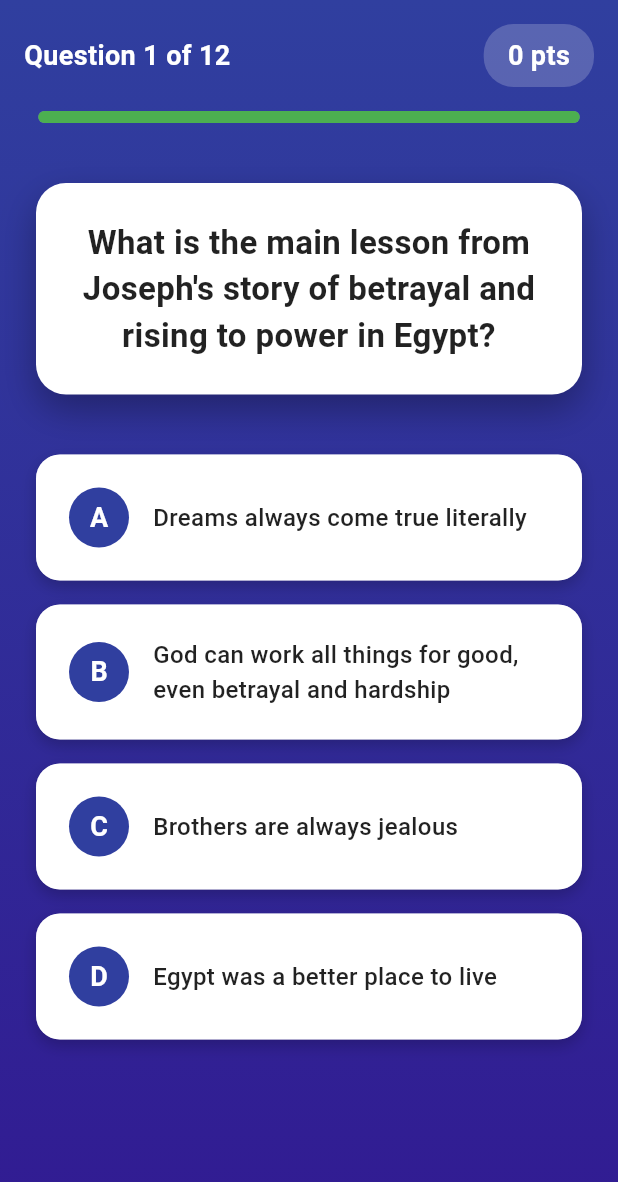
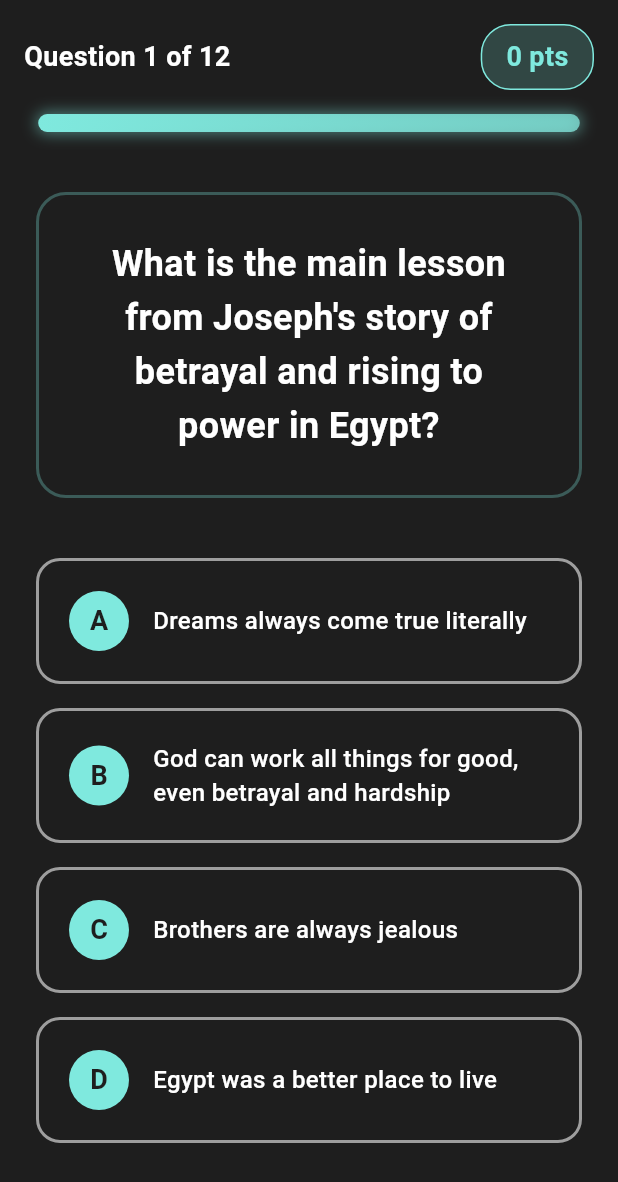
Before and after one commit to thral1/holy-flex, a Flutter app: the screen it shows after launch, after a tap on "Play Genesis Level", on a phone screen of 412 x 824 dp. Shown: the top 1182 px of the screen. Run offline on Flutter 3.47's test engine with Material 3 defaults, Android fonts, the phone set to English and light mode, and no system bars; our stand-ins replace shared_preferences; Roboto replaces fonts that are missing (Helvetica).

Commit message:
Implement Figma dark theme design (Stages 2-5)
- Add centralized AppTheme with Figma colors (#1E1E1E, #7FE9DE)
- Update game screen with dark theme and cyan progress bar
- Add bottom navigation with Dashboard/Game/Bible tabs
- Redesign quiz questions with dark cards and cyan accents
- Add podium leaderboard for top 3 players (gold/silver/bronze)
- Update all screens (home, game, results, leaderboard) to dark theme
- Create Bible screen placeholder for future content

🤖 Generated with [Claude Code](https://claude.com/claude-code)

Co-Authored-By: Claude <noreply@anthropic.com>

```diff
--- a/lib/main.dart
+++ b/lib/main.dart
@@ -1,7 +1,8 @@
 import 'package:flutter/material.dart';
 import 'package:provider/provider.dart';
 import 'services/game_service.dart';
-import 'screens/home_screen.dart';
+import 'screens/main_navigation.dart';
+import 'theme/app_theme.dart';
 
 void main() {
   runApp(const HolyFlexApp());
@@ -17,12 +18,8 @@ class HolyFlexApp extends StatelessWidget {
       child: MaterialApp(
         title: 'Holy Flex',
         debugShowCheckedModeBanner: false,
-        theme: ThemeData(
-          primarySwatch: Colors.purple,
-          fontFamily: 'Helvetica',
-          useMaterial3: true,
-        ),
-        home: const HomeScreen(),
+        theme: AppTheme.darkTheme,
+        home: const MainNavigation(),
       ),
     );
   }
--- /dev/null
+++ b/lib/screens/bible_screen.dart
@@ -0,0 +1,43 @@
+import 'package:flutter/material.dart';
+import '../theme/app_theme.dart';
+
+class BibleScreen extends StatelessWidget {
+  const BibleScreen({super.key});
+
+  @override
+  Widget build(BuildContext context) {
+    return Scaffold(
+      backgroundColor: AppTheme.darkBackground,
+      body: SafeArea(
+        child: Center(
+          child: Column(
+            mainAxisAlignment: MainAxisAlignment.center,
+            children: [
+              Icon(
+                Icons.menu_book_rounded,
+                size: 80,
+                color: AppTheme.cyanAccent.withOpacity(0.5),
+              ),
+              const SizedBox(height: 24),
+              Text(
+                'Bible Reading',
+                style: Theme.of(context).textTheme.headlineLarge?.copyWith(
+                      color: AppTheme.cyanAccent,
+                    ),
+              ),
+              const SizedBox(height: 16),
+              Padding(
+                padding: const EdgeInsets.symmetric(horizontal: 40),
+                child: Text(
+                  'Coming soon: Read Bible stories with Picture Bible and CEV translations',
+                  style: Theme.of(context).textTheme.bodyMedium,
+                  textAlign: TextAlign.center,
+                ),
+              ),
+            ],
+          ),
+        ),
+      ),
+    );
+  }
+}
--- a/lib/screens/game_screen.dart
+++ b/lib/screens/game_screen.dart
@@ -3,6 +3,7 @@ import 'package:provider/provider.dart';
 import '../services/game_service.dart';
 import '../services/question_service.dart';
 import '../models/question.dart';
+import '../theme/app_theme.dart';
 import 'results_screen.dart';
 
 class GameScreen extends StatefulWidget {
@@ -67,11 +68,12 @@ class _GameScreenState extends State<GameScreen> {
           ),
         );
       } else {
-        setState(() {
+        // Reset state FIRST, then advance to next question
         _selectedIndex = null;
         _showingFeedback = false;
-        });
         gameService.nextQuestion();
+        // Force a rebuild with clean state
+        setState(() {});
       }
     });
   }
@@ -79,21 +81,11 @@ class _GameScreenState extends State<GameScreen> {
   @override
   Widget build(BuildContext context) {
     return Scaffold(
-      body: Container(
-        decoration: BoxDecoration(
-          gradient: LinearGradient(
-            begin: Alignment.topCenter,
-            end: Alignment.bottomCenter,
-            colors: [
-              Colors.indigo.shade700,
-              Colors.deepPurple.shade900,
-            ],
-          ),
-        ),
-        child: SafeArea(
+      backgroundColor: AppTheme.darkBackground,
+      body: SafeArea(
         child: _isLoading
             ? const Center(
-                  child: CircularProgressIndicator(color: Colors.white),
+                child: CircularProgressIndicator(color: AppTheme.cyanAccent),
               )
             : Consumer<GameService>(
                 builder: (context, gameService, child) {
@@ -102,7 +94,7 @@ class _GameScreenState extends State<GameScreen> {
                     return const Center(
                       child: Text(
                         'No questions available',
-                          style: TextStyle(color: Colors.white),
+                        style: TextStyle(color: AppTheme.white),
                       ),
                     );
                   }
@@ -110,7 +102,7 @@ class _GameScreenState extends State<GameScreen> {
                   return Column(
                     children: [
                       _buildHeader(gameService),
-                        _buildTimerBar(gameService),
+                      _buildProgressBar(gameService),
                       const SizedBox(height: 40),
                       _buildQuestionCard(question),
                       const SizedBox(height: 40),
@@ -118,7 +110,6 @@ class _GameScreenState extends State<GameScreen> {
                     ],
                   );
                 },
-                ),
               ),
       ),
     );
@@ -137,21 +128,25 @@ class _GameScreenState extends State<GameScreen> {
             'Question $currentIndex of $totalQuestions',
             style: const TextStyle(
               fontSize: 18,
-              color: Colors.white,
+              color: AppTheme.white,
               fontWeight: FontWeight.bold,
             ),
           ),
           Container(
             padding: const EdgeInsets.symmetric(horizontal: 16, vertical: 8),
             decoration: BoxDecoration(
-              color: Colors.white.withOpacity(0.2),
+              color: AppTheme.cyanAccent.withOpacity(0.2),
               borderRadius: BorderRadius.circular(20),
+              border: Border.all(
+                color: AppTheme.cyanAccent,
+                width: 1,
+              ),
             ),
             child: Text(
               '${gameService.currentSession!.totalScore} pts',
               style: const TextStyle(
                 fontSize: 18,
-                color: Colors.white,
+                color: AppTheme.cyanAccent,
                 fontWeight: FontWeight.bold,
               ),
             ),
@@ -161,23 +156,33 @@ class _GameScreenState extends State<GameScreen> {
     );
   }
 
-  Widget _buildTimerBar(GameService gameService) {
+  Widget _buildProgressBar(GameService gameService) {
     return Container(
       margin: const EdgeInsets.symmetric(horizontal: 16),
-      height: 8,
+      height: 12,
       decoration: BoxDecoration(
-        color: Colors.white.withOpacity(0.3),
-        borderRadius: BorderRadius.circular(4),
+        color: AppTheme.progressBarInactive,
+        borderRadius: BorderRadius.circular(6),
       ),
       child: FractionallySizedBox(
         alignment: Alignment.centerLeft,
         widthFactor: gameService.progressPercentage,
         child: Container(
           decoration: BoxDecoration(
-            color: gameService.remainingSeconds <= 5
-                ? Colors.red
-                : Colors.green,
-            borderRadius: BorderRadius.circular(4),
+            gradient: LinearGradient(
+              colors: [
+                AppTheme.cyanAccent,
+                AppTheme.cyanAccent.withOpacity(0.7),
+              ],
+            ),
+            borderRadius: BorderRadius.circular(6),
+            boxShadow: [
+              BoxShadow(
+                color: AppTheme.cyanAccent.withOpacity(0.5),
+                blurRadius: 8,
+                spreadRadius: 1,
+              ),
+            ],
           ),
         ),
       ),
@@ -187,25 +192,22 @@ class _GameScreenState extends State<GameScreen> {
   Widget _buildQuestionCard(Question question) {
     return Container(
       margin: const EdgeInsets.symmetric(horizontal: 24),
-      padding: const EdgeInsets.all(24),
+      padding: const EdgeInsets.all(28),
       decoration: BoxDecoration(
-        color: Colors.white,
+        color: AppTheme.darkBackground,
         borderRadius: BorderRadius.circular(20),
-        boxShadow: [
-          BoxShadow(
-            color: Colors.black.withOpacity(0.3),
-            blurRadius: 20,
-            offset: const Offset(0, 10),
+        border: Border.all(
+          color: AppTheme.cyanAccent.withOpacity(0.3),
+          width: 2,
         ),
-        ],
       ),
       child: Text(
         question.text,
         style: const TextStyle(
-          fontSize: 22,
+          fontSize: 24,
           fontWeight: FontWeight.w600,
-          color: Colors.black87,
-          height: 1.4,
+          color: AppTheme.white,
+          height: 1.5,
         ),
         textAlign: TextAlign.center,
       ),
@@ -238,21 +240,27 @@ class _GameScreenState extends State<GameScreen> {
     int correctIndex,
     GameService gameService,
   ) {
-    Color buttonColor = Colors.white;
-    Color textColor = Colors.black87;
+    Color buttonColor = AppTheme.darkBackground;
+    Color textColor = AppTheme.white;
+    Color borderColor = AppTheme.mediumGray;
+    Color letterBgColor = AppTheme.cyanAccent;
 
     if (_showingFeedback && _selectedIndex == index) {
       // User selected this answer
       if (index == correctIndex) {
-        buttonColor = Colors.green;
-        textColor = Colors.white;
+        buttonColor = AppTheme.correctAnswer.withOpacity(0.2);
+        borderColor = AppTheme.correctAnswer;
+        letterBgColor = AppTheme.correctAnswer;
       } else {
-        buttonColor = Colors.red;
-        textColor = Colors.white;
+        buttonColor = AppTheme.wrongAnswer.withOpacity(0.2);
+        borderColor = AppTheme.wrongAnswer;
+        letterBgColor = AppTheme.wrongAnswer;
       }
     } else if (_showingFeedback && index == correctIndex) {
       // Show correct answer
-      buttonColor = Colors.green.shade100;
+      buttonColor = AppTheme.correctAnswer.withOpacity(0.1);
+      borderColor = AppTheme.correctAnswer;
+      letterBgColor = AppTheme.correctAnswer;
     }
 
     return MouseRegion(
@@ -269,16 +277,9 @@ class _GameScreenState extends State<GameScreen> {
           color: buttonColor,
           borderRadius: BorderRadius.circular(16),
           border: Border.all(
-            color: Colors.white.withOpacity(0.5),
+            color: borderColor,
             width: 2,
           ),
-          boxShadow: [
-            BoxShadow(
-              color: Colors.black.withOpacity(0.2),
-              blurRadius: 8,
-              offset: const Offset(0, 4),
-            ),
-          ],
         ),
         child: Row(
           children: [
@@ -286,14 +287,14 @@ class _GameScreenState extends State<GameScreen> {
               width: 40,
               height: 40,
               decoration: BoxDecoration(
-                color: Colors.indigo.shade700,
+                color: letterBgColor,
                 shape: BoxShape.circle,
               ),
               child: Center(
                 child: Text(
                   String.fromCharCode(65 + index), // A, B, C, D
                   style: const TextStyle(
-                    color: Colors.white,
+                    color: AppTheme.darkBackground,
                     fontSize: 18,
                     fontWeight: FontWeight.bold,
                   ),
--- a/lib/screens/home_screen.dart
+++ b/lib/screens/home_screen.dart
@@ -1,6 +1,7 @@
 import 'package:flutter/material.dart';
 import 'game_screen.dart';
 import 'leaderboard_screen.dart';
+import '../theme/app_theme.dart';
 
 class HomeScreen extends StatelessWidget {
   const HomeScreen({super.key});
@@ -8,35 +9,27 @@ class HomeScreen extends StatelessWidget {
   @override
   Widget build(BuildContext context) {
     return Scaffold(
+      backgroundColor: AppTheme.darkBackground,
       body: Container(
-        decoration: BoxDecoration(
-          gradient: LinearGradient(
-            begin: Alignment.topCenter,
-            end: Alignment.bottomCenter,
-            colors: [
-              Colors.purple.shade700,
-              Colors.deepPurple.shade900,
-            ],
-          ),
-        ),
         child: SafeArea(
           child: Center(
             child: Column(
               mainAxisAlignment: MainAxisAlignment.center,
               children: [
-                // App Title
-                const Text(
+                // App Title with glow effect from Figma
+                Text(
                   'HOLY FLEX',
-                  style: TextStyle(
-                    fontSize: 56,
-                    fontWeight: FontWeight.bold,
-                    color: Colors.white,
-                    letterSpacing: 4,
+                  style: Theme.of(context).textTheme.displayLarge?.copyWith(
                     shadows: [
                       Shadow(
-                        blurRadius: 10,
-                        color: Colors.black45,
-                        offset: Offset(2, 2),
+                        blurRadius: 20,
+                        color: AppTheme.cyanAccent.withOpacity(0.5),
+                        offset: const Offset(0, 0),
+                      ),
+                      const Shadow(
+                        blurRadius: 40,
+                        color: AppTheme.cyanAccent,
+                        offset: Offset(0, 0),
                       ),
                     ],
                   ),
@@ -57,7 +50,7 @@ class HomeScreen extends StatelessWidget {
                   context,
                   icon: Icons.play_arrow_rounded,
                   label: 'Play Genesis Level',
-                  color: Colors.green,
+                  color: AppTheme.cyanAccent,
                   onTap: () {
                     Navigator.push(
                       context,
--- /dev/null
+++ b/lib/screens/main_navigation.dart
@@ -0,0 +1,52 @@
+import 'package:flutter/material.dart';
+import '../widgets/bottom_nav_bar.dart';
+import 'home_screen.dart';
+import 'bible_screen.dart';
+
+class MainNavigation extends StatefulWidget {
+  final int initialTab;
+
+  const MainNavigation({
+    super.key,
+    this.initialTab = 0,
+  });
+
+  @override
+  State<MainNavigation> createState() => _MainNavigationState();
+}
+
+class _MainNavigationState extends State<MainNavigation> {
+  late int _currentIndex;
+
+  @override
+  void initState() {
+    super.initState();
+    _currentIndex = widget.initialTab;
+  }
+
+  void _onTabTapped(int index) {
+    setState(() {
+      _currentIndex = index;
+    });
+  }
+
+  @override
+  Widget build(BuildContext context) {
+    final screens = [
+      const HomeScreen(),
+      const HomeScreen(), // Game tab shows home for now
+      const BibleScreen(),
+    ];
+
+    return Scaffold(
+      body: IndexedStack(
+        index: _currentIndex,
+        children: screens,
+      ),
+      bottomNavigationBar: BottomNavBar(
+        currentIndex: _currentIndex,
+        onTap: _onTabTapped,
+      ),
+    );
+  }
+}
--- /dev/null
+++ b/lib/theme/app_theme.dart
@@ -0,0 +1,97 @@
+import 'package:flutter/material.dart';
+
+/// Holy Flex App Theme - Based on Figma Design
+class AppTheme {
+  // Primary Colors from Figma
+  static const Color darkBackground = Color(0xFF1E1E1E); // Dark gray/black
+  static const Color cyanAccent = Color(0xFF7FE9DE); // Light cyan/turquoise
+  static const Color white = Color(0xFFFFFFFF);
+  static const Color lightGray = Color(0xFFE0E0E0);
+  static const Color mediumGray = Color(0xFF9E9E9E);
+
+  // Semantic Colors
+  static const Color correctAnswer = Color(0xFF4CAF50); // Green
+  static const Color wrongAnswer = Color(0xFFE53935); // Red
+  static const Color progressBarActive = cyanAccent;
+  static const Color progressBarInactive = Color(0xFF424242);
+
+  // Typography
+  static const String primaryFont = 'Helvetica';
+
+  static ThemeData get darkTheme {
+    return ThemeData(
+      useMaterial3: true,
+      brightness: Brightness.dark,
+      scaffoldBackgroundColor: darkBackground,
+      primaryColor: cyanAccent,
+
+      colorScheme: const ColorScheme.dark(
+        primary: cyanAccent,
+        secondary: cyanAccent,
+        surface: darkBackground,
+        background: darkBackground,
+        error: wrongAnswer,
+      ),
+
+      textTheme: const TextTheme(
+        displayLarge: TextStyle(
+          fontSize: 56,
+          fontWeight: FontWeight.bold,
+          fontStyle: FontStyle.italic,
+          color: cyanAccent,
+          letterSpacing: 4,
+        ),
+        displayMedium: TextStyle(
+          fontSize: 42,
+          fontWeight: FontWeight.bold,
+          color: white,
+          letterSpacing: 2,
+        ),
+        headlineLarge: TextStyle(
+          fontSize: 32,
+          fontWeight: FontWeight.bold,
+          color: white,
+        ),
+        headlineMedium: TextStyle(
+          fontSize: 24,
+          fontWeight: FontWeight.w600,
+          color: white,
+        ),
+        bodyLarge: TextStyle(
+          fontSize: 18,
+          color: white,
+        ),
+        bodyMedium: TextStyle(
+          fontSize: 16,
+          color: lightGray,
+        ),
+      ),
+
+      appBarTheme: const AppBarTheme(
+        backgroundColor: darkBackground,
+        elevation: 0,
+        titleTextStyle: TextStyle(
+          fontSize: 20,
+          fontWeight: FontWeight.bold,
+          color: white,
+          fontStyle: FontStyle.italic,
+        ),
+      ),
+
+      elevatedButtonTheme: ElevatedButtonThemeData(
+        style: ElevatedButton.styleFrom(
+          backgroundColor: cyanAccent,
+          foregroundColor: darkBackground,
+          padding: const EdgeInsets.symmetric(vertical: 16, horizontal: 32),
+          shape: RoundedRectangleBorder(
+            borderRadius: BorderRadius.circular(16),
+          ),
+          textStyle: const TextStyle(
+            fontSize: 18,
+            fontWeight: FontWeight.bold,
+          ),
+        ),
+      ),
+    );
+  }
+}
--- /dev/null
+++ b/lib/widgets/bottom_nav_bar.dart
@@ -0,0 +1,95 @@
+import 'package:flutter/material.dart';
+import '../theme/app_theme.dart';
+
+class BottomNavBar extends StatelessWidget {
+  final int currentIndex;
+  final Function(int) onTap;
+
+  const BottomNavBar({
+    super.key,
+    required this.currentIndex,
+    required this.onTap,
+  });
+
+  @override
+  Widget build(BuildContext context) {
+    return Container(
+      decoration: BoxDecoration(
+        color: AppTheme.darkBackground,
+        border: Border(
+          top: BorderSide(
+            color: AppTheme.cyanAccent.withOpacity(0.3),
+            width: 1,
+          ),
+        ),
+      ),
+      child: SafeArea(
+        child: Padding(
+          padding: const EdgeInsets.symmetric(vertical: 8),
+          child: Row(
+            mainAxisAlignment: MainAxisAlignment.spaceAround,
+            children: [
+              _buildNavItem(
+                icon: Icons.home_rounded,
+                label: 'Dashboard',
+                index: 0,
+                isActive: currentIndex == 0,
+              ),
+              _buildNavItem(
+                icon: Icons.sports_esports_rounded,
+                label: 'Game',
+                index: 1,
+                isActive: currentIndex == 1,
+              ),
+              _buildNavItem(
+                icon: Icons.menu_book_rounded,
+                label: 'Bible',
+                index: 2,
+                isActive: currentIndex == 2,
+              ),
+            ],
+          ),
+        ),
+      ),
+    );
+  }
+
+  Widget _buildNavItem({
+    required IconData icon,
+    required String label,
+    required int index,
+    required bool isActive,
+  }) {
+    return GestureDetector(
+      onTap: () => onTap(index),
+      child: Container(
+        padding: const EdgeInsets.symmetric(horizontal: 20, vertical: 8),
+        decoration: BoxDecoration(
+          color: isActive
+              ? AppTheme.cyanAccent.withOpacity(0.2)
+              : Colors.transparent,
+          borderRadius: BorderRadius.circular(12),
+        ),
+        child: Column(
+          mainAxisSize: MainAxisSize.min,
+          children: [
+            Icon(
+              icon,
+              color: isActive ? AppTheme.cyanAccent : AppTheme.mediumGray,
+              size: 28,
+            ),
+            const SizedBox(height: 4),
+            Text(
+              label,
+              style: TextStyle(
+                color: isActive ? AppTheme.cyanAccent : AppTheme.mediumGray,
+                fontSize: 12,
+                fontWeight: isActive ? FontWeight.bold : FontWeight.normal,
+              ),
+            ),
+          ],
+        ),
+      ),
+    );
+  }
+}
```
Also changed, not shown: lib/screens/leaderboard_screen.dart (+168 -62 lines), lib/screens/results_screen.dart (+27 -34 lines). Lines whose indentation alone changed are shown as unchanged.
